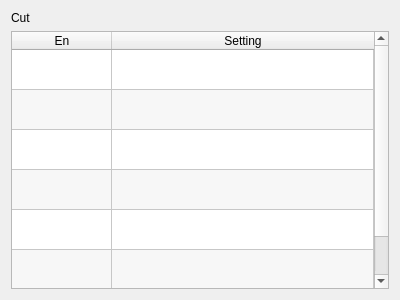
Old version of the form hcinstruction/iccutpage.ui in the repository dongdong-2009/3-5AxisRobot.
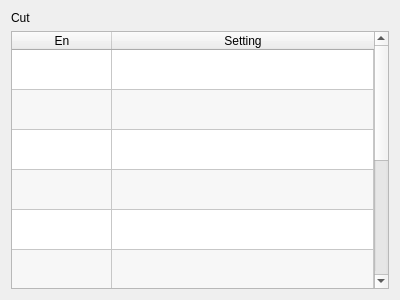
New version of the form. Icons and pictures are not drawn. Custom widgets are drawn as their Qt base class.

```diff
--- a/hcinstruction/iccutpage.ui
+++ b/hcinstruction/iccutpage.ui
@@ -22,7 +22,7 @@
     </widget>
    </item>
    <item>
-    <widget class="ICTableWidget" name="tableWidget">
+    <widget class="QTableWidget" name="tableWidget">
      <property name="styleSheet">
       <string notr="true">::item{
 height: 33px;
@@ -135,6 +135,26 @@
        <string>Sucker2</string>
       </property>
      </row>
+     <row>
+      <property name="text">
+       <string>Reserve6</string>
+      </property>
+     </row>
+     <row>
+      <property name="text">
+       <string>X023</string>
+      </property>
+     </row>
+     <row>
+      <property name="text">
+       <string>X016</string>
+      </property>
+     </row>
+     <row>
+      <property name="text">
+       <string>X017</string>
+      </property>
+     </row>
      <column>
       <property name="text">
        <string>En</string>
@@ -164,10 +184,7 @@
      </item>
      <item row="0" column="1">
       <property name="text">
-       <string notr="true"/>
-      </property>
-      <property name="toolTip">
-       <string notr="true"/>
+       <string/>
       </property>
      </item>
      <item row="1" column="0">
@@ -180,7 +197,7 @@
      </item>
      <item row="1" column="1">
       <property name="text">
-       <string notr="true"/>
+       <string/>
       </property>
      </item>
      <item row="2" column="0">
@@ -193,7 +210,7 @@
      </item>
      <item row="2" column="1">
       <property name="text">
-       <string notr="true"/>
+       <string/>
       </property>
      </item>
      <item row="3" column="0">
@@ -206,7 +223,7 @@
      </item>
      <item row="3" column="1">
       <property name="text">
-       <string notr="true"/>
+       <string/>
       </property>
      </item>
      <item row="4" column="0">
@@ -219,7 +236,7 @@
      </item>
      <item row="4" column="1">
       <property name="text">
-       <string notr="true"/>
+       <string/>
       </property>
      </item>
      <item row="5" column="0">
@@ -232,20 +249,45 @@
      </item>
      <item row="5" column="1">
       <property name="text">
-       <string notr="true"/>
+       <string/>
+      </property>
+     </item>
+     <item row="6" column="0">
+      <property name="text">
+       <string/>
+      </property>
+      <property name="checkState">
+       <enum>Unchecked</enum>
+      </property>
+     </item>
+     <item row="7" column="0">
+      <property name="text">
+       <string/>
+      </property>
+      <property name="checkState">
+       <enum>Unchecked</enum>
+      </property>
+     </item>
+     <item row="8" column="0">
+      <property name="text">
+       <string/>
+      </property>
+      <property name="checkState">
+       <enum>Unchecked</enum>
+      </property>
+     </item>
+     <item row="9" column="0">
+      <property name="text">
+       <string/>
+      </property>
+      <property name="checkState">
+       <enum>Unchecked</enum>
       </property>
      </item>
     </widget>
    </item>
   </layout>
  </widget>
- <customwidgets>
-  <customwidget>
-   <class>ICTableWidget</class>
-   <extends>QTableWidget</extends>
-   <header>ictablewidget.h</header>
-  </customwidget>
- </customwidgets>
  <resources/>
  <connections/>
 </ui>
```
